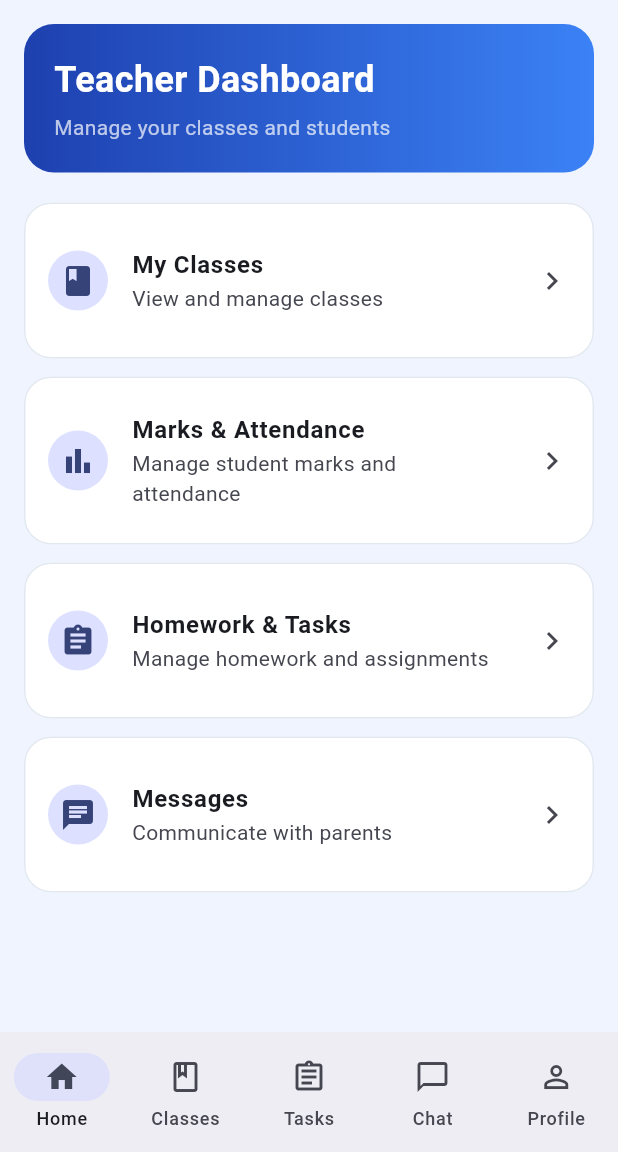
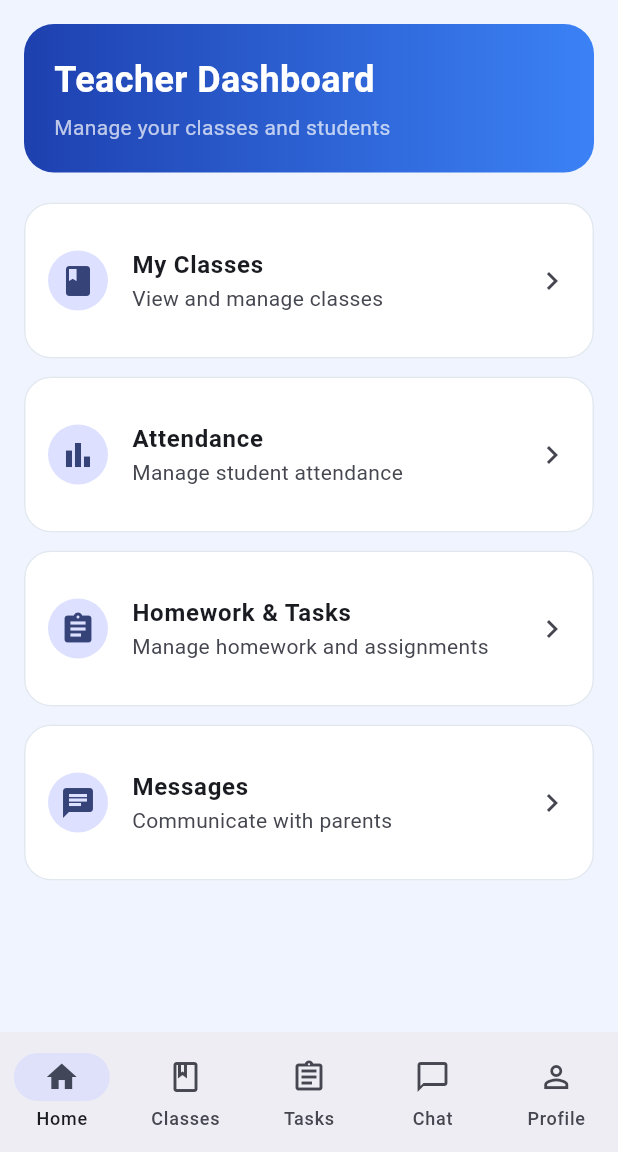
Before and after one commit to Nisal1067/schoolbridge, a Flutter app: the TeacherDashboard screen opened directly, on a phone screen of 412 x 824 dp, the part 84-1236 px from its top. Run offline on Flutter 3.47's test engine with Material 3 defaults, Android fonts, the phone set to English and light mode, and no system bars.

Commit message:
Update teacher attendance functionality

```diff
--- a/lib/dashboards/screens/teacher_dashboard.dart
+++ b/lib/dashboards/screens/teacher_dashboard.dart
@@ -123,8 +123,8 @@ class _TeacherHome extends StatelessWidget {
 
         DashboardItem(
           icon: Icons.bar_chart,
-          title: 'Marks & Attendance',
-          subtitle: 'Manage student marks and attendance',
+          title: 'Attendance',
+          subtitle: 'Manage student attendance',
           onTap: () {},
         ),
 
```
